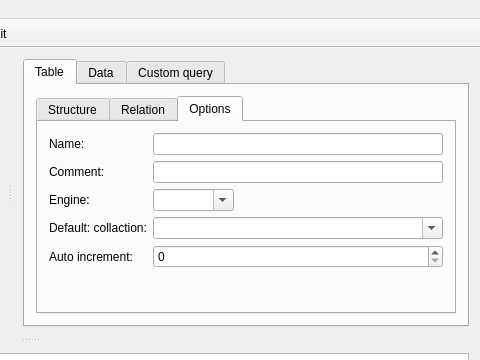
First picture: the form in mainwindow.ui, repository kilab/qt-sqlmanager, before the edit; both pictures show x 420 to 900 and y 0 to 360 of the 900 by 500 pixel window.
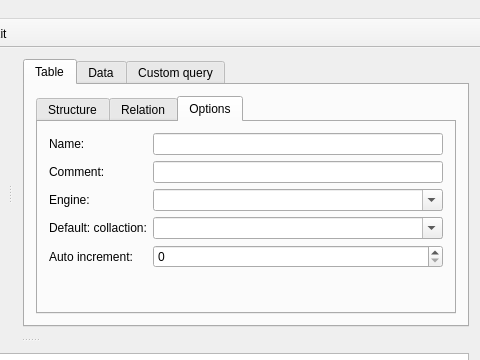
Second picture: the form after the edit. The open tabs and pages were chosen to show the change. Icons and pictures are not drawn.

Commit message: Get available table collations and engines to table settings UI

Diff of the .ui file:
```diff
--- a/mainwindow.ui
+++ b/mainwindow.ui
@@ -252,15 +252,27 @@
                    </item>
                    <item row="2" column="1">
                     <widget class="QComboBox" name="Input_Table_Options_Engine">
+                     <property name="sizePolicy">
+                      <sizepolicy hsizetype="Expanding" vsizetype="Fixed">
+                       <horstretch>0</horstretch>
+                       <verstretch>0</verstretch>
+                      </sizepolicy>
+                     </property>
                      <property name="maximumSize">
                       <size>
-                       <width>81</width>
+                       <width>16777215</width>
                        <height>16777215</height>
                       </size>
                      </property>
                      <property name="editable">
                       <bool>true</bool>
                      </property>
+                     <property name="sizeAdjustPolicy">
+                      <enum>QComboBox::AdjustToContents</enum>
+                     </property>
+                     <property name="modelColumn">
+                      <number>0</number>
+                     </property>
                     </widget>
                    </item>
                    <item row="3" column="0">
```
Left out of the diff: 14 changed lines with no effect on the pictures. The commit also changes 2 other files.
